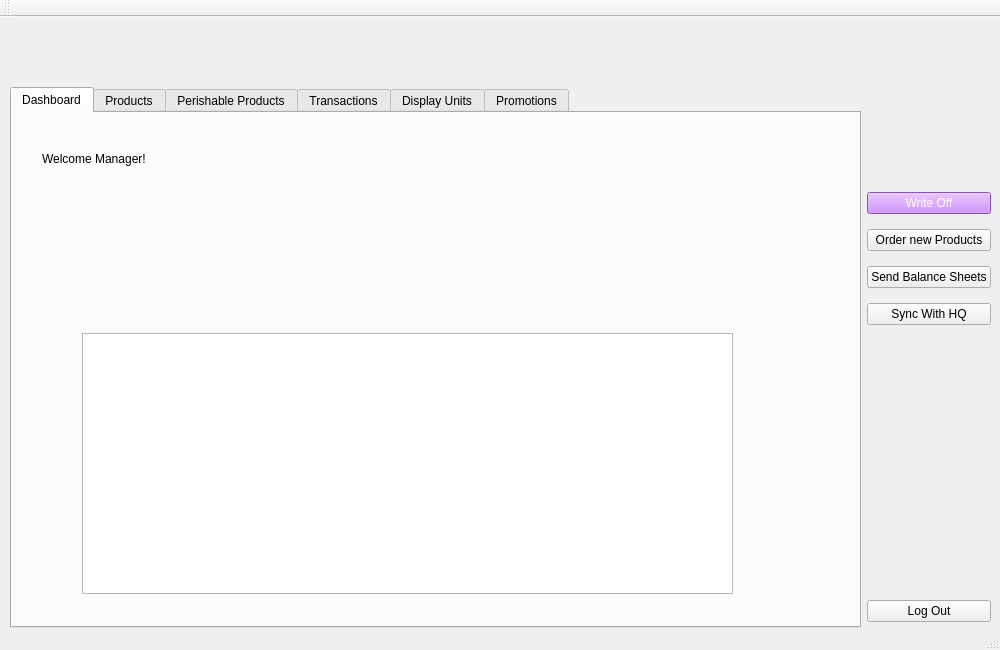
First picture: the form in UiFiles/MainWindow.ui, repository Obwoya/retailGUI, before the edit.
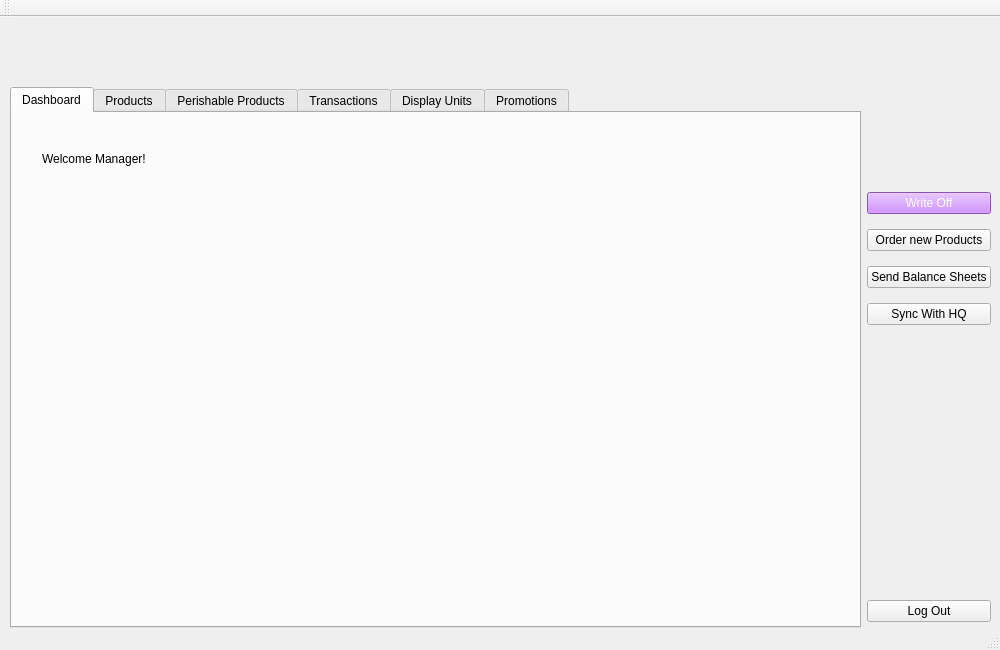
Second picture: the form after the edit.

Patch:
```diff
--- a/UiFiles/MainWindow.ui
+++ b/UiFiles/MainWindow.ui
@@ -94,16 +94,6 @@
           <string/>
          </property>
         </widget>
-        <widget class="QGraphicsView" name="graphicsView">
-         <property name="geometry">
-          <rect>
-           <x>70</x>
-           <y>220</y>
-           <width>651</width>
-           <height>261</height>
-          </rect>
-         </property>
-        </widget>
        </widget>
        <widget class="QWidget" name="tab_2">
         <attribute name="title">
```
